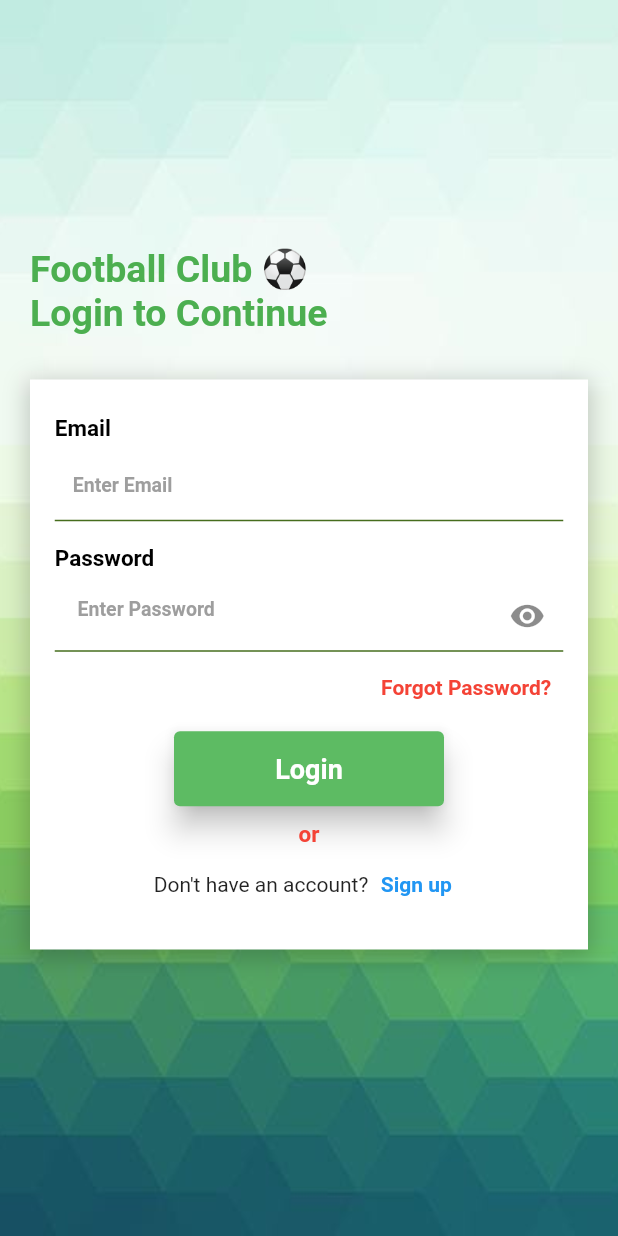
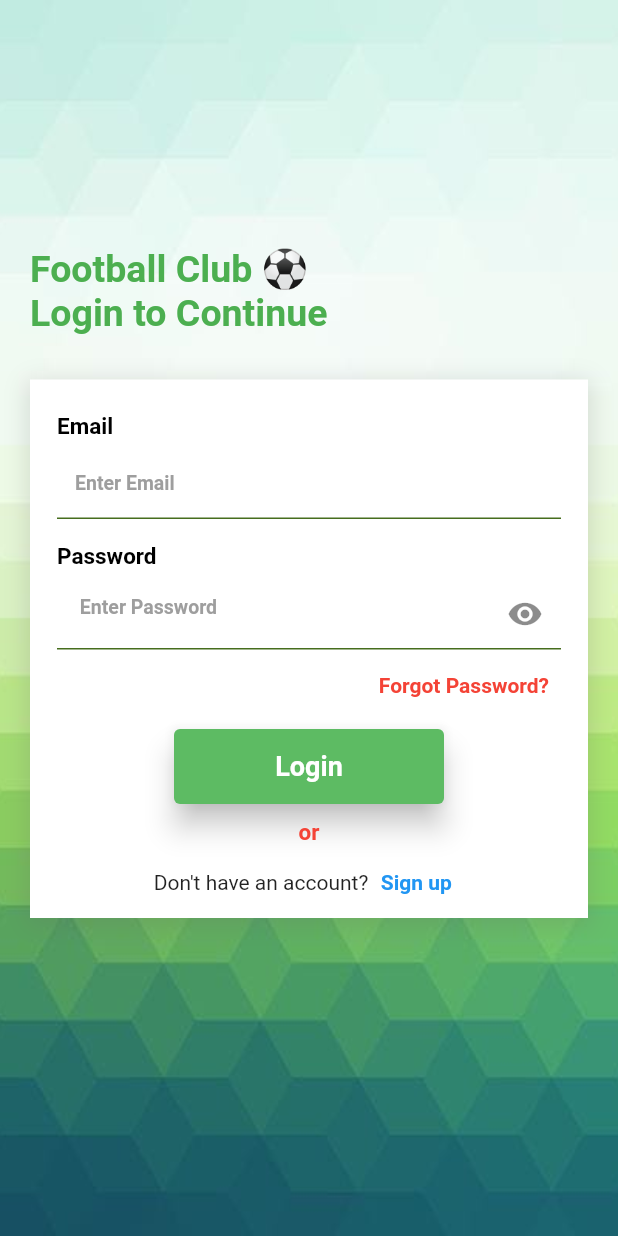
Before and after one commit to IsvaShahzad/Football, a Flutter app: the screen it shows after launch, on a phone screen of 412 x 824 dp. Run offline on Flutter 3.47's test engine with Material 2 defaults, Android fonts, the phone set to English and light mode, and no system bars; our stand-ins replace flutter_screenutil, google_sign_in; missing offline and left inert: flutter_facebook_auth.

Commit message:
minor refactoring and ui change

```diff
--- a/lib/main.dart
+++ b/lib/main.dart
@@ -5,7 +5,7 @@ import 'package:flutter/material.dart';
 import 'package:flutter_facebook_auth/flutter_facebook_auth.dart';
 import 'package:flutter_screenutil/flutter_screenutil.dart';
 
-import 'InitialScreens/SplashScreen.dart';
+import 'screens/splash_screen.dart';
 
 void main() async {
   if (kIsWeb || defaultTargetPlatform == TargetPlatform.macOS) {
@@ -23,19 +23,21 @@ void main() async {
 }
 
 String prettyPrint(Map json) {
-  JsonEncoder encoder = new JsonEncoder.withIndent('  ');
+  JsonEncoder encoder = const JsonEncoder.withIndent('  ');
   String pretty = encoder.convert(json);
   return pretty;
 }
 
 class MyApp extends StatelessWidget {
+  const MyApp({super.key});
+
   @override
   Widget build(BuildContext context) {
     return MaterialApp(
       theme: ThemeData(
         scaffoldBackgroundColor: const Color(0xFFFFFFFF),
         primarySwatch: Colors.green,
-        inputDecorationTheme: InputDecorationTheme(
+        inputDecorationTheme: const InputDecorationTheme(
           // Customize the enabled border
           enabledBorder: UnderlineInputBorder(
             borderSide: BorderSide(width: 1, color: Color(0xFF466d1d)),
@@ -46,7 +48,7 @@ class MyApp extends StatelessWidget {
           ),
         ),
       ),
-      home: SplashScreen(),
+      home: const SplashScreen(),
       debugShowCheckedModeBanner: false,
     );
   }
--- a/lib/InitialScreens/LoginScreen.dart
+++ b/lib/screens/login_screen.dart
@@ -1,11 +1,12 @@
 import 'package:flutter/material.dart';
-import 'package:flutter_facebook_auth/flutter_facebook_auth.dart';
 import 'package:google_sign_in/google_sign_in.dart';
-import '../MainScreens/HomeScreen.dart';
-import 'ForgotPasswordScreen.dart';
-import 'SignUpScreen.dart';
+import './home_screen.dart';
+import './forgot_password_screen.dart';
+import './signup_screen.dart';
 
 class LoginScreen extends StatefulWidget {
+  const LoginScreen({super.key});
+
   @override
   State<LoginScreen> createState() => _LoginScreenState();
 }
@@ -41,7 +42,7 @@ class _LoginScreenState extends State<LoginScreen> {
   @override
   Widget build(BuildContext context) {
     return Container(
-      decoration: BoxDecoration(
+      decoration: const BoxDecoration(
           image: DecorationImage(
               image: AssetImage("assets/images/greeb_login.jpeg"),
               fit: BoxFit.cover)),
@@ -55,8 +56,8 @@ class _LoginScreenState extends State<LoginScreen> {
                 child: Column(
                   crossAxisAlignment: CrossAxisAlignment.start,
                   children: [
-                    Padding(
-                      padding: const EdgeInsets.only(top: 165.0),
+                    const Padding(
+                      padding: EdgeInsets.only(top: 165.0),
                     ),
                     const Align(
                         alignment: Alignment.topLeft,
@@ -68,25 +69,20 @@ class _LoginScreenState extends State<LoginScreen> {
                             fontWeight: FontWeight.bold,
                           ),
                         )),
-                    Padding(
-                      padding: const EdgeInsets.only(top: 30.0),
+                    const Padding(
+                      padding: EdgeInsets.only(top: 30.0),
                     ),
                     Container(
-                        height: 380,
                         decoration: BoxDecoration(
                           color: Colors.white,
-                          border: Border.all(
-                            color: Colors.transparent,
-                            width: 1.5,
-                          ),
-                          borderRadius: BorderRadius.all(Radius.zero),
+                          borderRadius: const BorderRadius.all(Radius.zero),
                           boxShadow: [
                             BoxShadow(
-                              color:
-                                  Colors.black.withOpacity(0.2), // Shadow color
+                              color: const Color.fromARGB(255, 101, 101, 101)
+                                  .withOpacity(0.2), // Shadow color
                               spreadRadius: 2, // Spread radius
                               blurRadius: 12, // Blur radius
-                              offset: Offset(
+                              offset: const Offset(
                                   0, 3), // Offset in (x,y) from the container
                             ),
                           ],
@@ -94,45 +90,45 @@ class _LoginScreenState extends State<LoginScreen> {
                         child: SingleChildScrollView(
                           child: Padding(
                             padding:
-                                const EdgeInsets.symmetric(horizontal: 15.0),
+                                const EdgeInsets.symmetric(horizontal: 18.0),
                             child: Column(
                                 crossAxisAlignment: CrossAxisAlignment.start,
                                 children: [
-                                  Padding(
-                                    padding: const EdgeInsets.only(top: 22.0),
+                                  const Padding(
+                                    padding: EdgeInsets.only(top: 22.0),
                                     child: Text('Email',
                                         style: TextStyle(
                                             fontSize: 15,
                                             color: Color(0xFF000000),
                                             fontWeight: FontWeight.bold)),
                                   ),
-                                  Padding(
-                                    padding: const EdgeInsets.only(top: 5.0),
+                                  const Padding(
+                                    padding: EdgeInsets.only(top: 5.0),
                                   ),
-                                  Container(
-                                    child: TextFormField(
+                                  TextFormField(
                                     keyboardType: TextInputType.emailAddress,
                                     controller: emailController,
-                                      style: TextStyle(
+                                    style: const TextStyle(
                                       fontSize: 13,
                                       color: Color(0xFF000000),
                                       fontWeight: FontWeight.w600,
                                     ),
                                     decoration: InputDecoration(
                                       filled: true,
-                                        fillColor:
-                                            Colors.white.withOpacity(0.1),
+                                      fillColor: Colors.white.withOpacity(0.1),
                                       hintText: 'Enter Email',
-                                        hintStyle: TextStyle(
+                                      hintStyle: const TextStyle(
                                           fontSize: 13, color: Colors.grey),
                                       // prefixIcon: Icon(Icons.email, color: Color(0xFF466d1d)),
 
-                                        enabledBorder: UnderlineInputBorder(
-                                          borderSide: BorderSide(width: 1, color: Color(0xFF466d1d)),
+                                      enabledBorder: const UnderlineInputBorder(
+                                        borderSide: BorderSide(
+                                            width: 1, color: Color(0xFF466d1d)),
                                       ),
                                       // Customize the focused border
-                                        focusedBorder: UnderlineInputBorder(
-                                          borderSide: BorderSide(width: 1, color: Color(0xFF466d1d)),
+                                      focusedBorder: const UnderlineInputBorder(
+                                        borderSide: BorderSide(
+                                            width: 1, color: Color(0xFF466d1d)),
                                       ),
                                     ),
                                     textInputAction: TextInputAction.next,
@@ -147,9 +143,8 @@ class _LoginScreenState extends State<LoginScreen> {
                                       return null;
                                     },
                                   ),
-                                  ),
-                                  Padding(
-                                    padding: const EdgeInsets.all(8.0),
+                                  const Padding(
+                                    padding: EdgeInsets.all(8.0),
                                   ),
                                   const Text('Password',
                                       style: TextStyle(
@@ -157,8 +152,8 @@ class _LoginScreenState extends State<LoginScreen> {
                                         color: Color(0xFF000000),
                                         fontWeight: FontWeight.bold,
                                       )),
-                                  Padding(
-                                    padding: const EdgeInsets.only(top: 5.0),
+                                  const Padding(
+                                    padding: EdgeInsets.only(top: 5.0),
                                   ),
                                   Padding(
                                     padding: const EdgeInsets.only(top: 0),
@@ -169,15 +164,21 @@ class _LoginScreenState extends State<LoginScreen> {
                                         filled: true,
                                         fillColor:
                                             Colors.white.withOpacity(0.1),
-                                        enabledBorder: UnderlineInputBorder(
-                                          borderSide: BorderSide(width: 1, color: Color(0xFF466d1d)),
+                                        enabledBorder:
+                                            const UnderlineInputBorder(
+                                          borderSide: BorderSide(
+                                              width: 1,
+                                              color: Color(0xFF466d1d)),
                                         ),
                                         // Customize the focused border
-                                        focusedBorder: UnderlineInputBorder(
-                                          borderSide: BorderSide(width: 1, color: Color(0xFF466d1d)),
+                                        focusedBorder:
+                                            const UnderlineInputBorder(
+                                          borderSide: BorderSide(
+                                              width: 1,
+                                              color: Color(0xFF466d1d)),
                                         ),
                                         hintText: ' Enter Password',
-                                        hintStyle: TextStyle(
+                                        hintStyle: const TextStyle(
                                             fontSize: 13, color: Colors.grey),
                                         suffixIcon: IconButton(
                                           icon: Icon(
@@ -193,7 +194,7 @@ class _LoginScreenState extends State<LoginScreen> {
                                         ),
                                       ),
                                       textInputAction: TextInputAction.next,
-                                      style: TextStyle(
+                                      style: const TextStyle(
                                           fontSize: 13,
                                           color: Color(0xFF000000),
                                           fontWeight: FontWeight.w600),
@@ -208,20 +209,22 @@ class _LoginScreenState extends State<LoginScreen> {
                                   Align(
                                     alignment: Alignment.centerRight,
                                     child: TextButton(
-                                        child: Text(
-                                          'Forgot Password?',
-                                          style: TextStyle(
-                                              fontWeight: FontWeight.bold),
-                                        ),
                                       style: TextButton.styleFrom(
-                                          primary: Color(0xFFF44336),
+                                        foregroundColor:
+                                            const Color(0xFFF44336),
                                       ),
                                       onPressed: () {
                                         Navigator.of(context).push(
                                             MaterialPageRoute(
                                                 builder: (context) =>
                                                     ForgotPasswordScreen()));
-                                        }),
+                                      },
+                                      child: const Text(
+                                        'Forgot Password?',
+                                        style: TextStyle(
+                                            fontWeight: FontWeight.bold),
+                                      ),
+                                    ),
                                   ),
                                   Align(
                                     alignment: Alignment.center,
@@ -229,13 +232,14 @@ class _LoginScreenState extends State<LoginScreen> {
                                       padding: const EdgeInsets.only(top: 5),
                                       child: ElevatedButton(
                                           style: ElevatedButton.styleFrom(
-                                            primary: Color(0xFF5DBB63),
-                                            onPrimary: Colors.white,
+                                            backgroundColor:
+                                                const Color(0xFF5DBB63),
+                                            foregroundColor: Colors.white,
                                             elevation: 8,
                                             minimumSize: const Size(180, 50),
                                             maximumSize: const Size(180, 50),
                                           ),
-                                          child: Text(
+                                          child: const Text(
                                             'Login',
                                             style: TextStyle(
                                               fontWeight: FontWeight.bold,
@@ -243,8 +247,8 @@ class _LoginScreenState extends State<LoginScreen> {
                                             ),
                                           ),
                                           onPressed: () async {
-                                            if (loginFormKey.currentState!.validate()) {
-
+                                            if (loginFormKey.currentState!
+                                                .validate()) {
                                               //     try {
                                               //       final user = await _auth
                                               //           .signInWithEmailAndPassword(
@@ -279,10 +283,10 @@ class _LoginScreenState extends State<LoginScreen> {
                                           }),
                                     ),
                                   ),
-                                  Padding(
-                                    padding: const EdgeInsets.only(top: 10.0),
+                                  const Padding(
+                                    padding: EdgeInsets.only(top: 10.0),
                                   ),
-                                  Align(
+                                  const Align(
                                     alignment: Alignment.center,
                                     child: Text('or',
                                         style: TextStyle(
@@ -382,7 +386,7 @@ class _LoginScreenState extends State<LoginScreen> {
                                   Row(
                                     mainAxisAlignment: MainAxisAlignment.center,
                                     children: [
-                                      Text("Don't have an account?"),
+                                      const Text("Don't have an account?"),
                                       TextButton(
                                         onPressed: () {
                                           Navigator.pushReplacement(
@@ -392,7 +396,7 @@ class _LoginScreenState extends State<LoginScreen> {
                                                       (BuildContext context) =>
                                                           SignUpScreen()));
                                         },
-                                        child: Text(
+                                        child: const Text(
                                           "Sign up",
                                           style: TextStyle(
                                             color: Colors
--- a/lib/InitialScreens/SplashScreen.dart
+++ b/lib/screens/splash_screen.dart
@@ -1,8 +1,7 @@
 import 'dart:async';
 import 'package:flutter/material.dart';
 
-import 'LoginScreen.dart';
-
+import '../screens/login_screen.dart';
 
 class SplashScreen extends StatefulWidget {
   const SplashScreen({Key? key}) : super(key: key);
@@ -12,20 +11,18 @@ class SplashScreen extends StatefulWidget {
 }
 
 class _SplashScreenState extends State<SplashScreen> {
-
-
+  @override
   void initState() {
     super.initState();
     Timer(
-        Duration(seconds: 3),
-            () => Navigator.pushReplacement(
+        const Duration(seconds: 3),
+        () => Navigator.pushReplacement(
             context, MaterialPageRoute(builder: (context) => LoginScreen())));
   }
+
   @override
   Widget build(BuildContext context) {
     return Container(
-        color: Colors.black,
-        child: Image.asset('assets/images/stadium.jpg')
-    );
+        color: Colors.black, child: Image.asset('assets/images/stadium.jpg'));
   }
 }
```
Also changed, not shown: lib/screens/forgot_password_screen.dart (renamed from lib/InitialScreens/ForgotPasswordScreen.dart, +4 -7 lines), lib/screens/signup_screen.dart (renamed from lib/InitialScreens/SignUpScreen.dart, +22 -18 lines), lib/screens/carousal_screen.dart (renamed from lib/InitialScreens/CaroselSliderScreen.dart), lib/screens/home_screen.dart (renamed from lib/MainScreens/HomeScreen.dart). Lines whose indentation alone changed are shown as unchanged.
